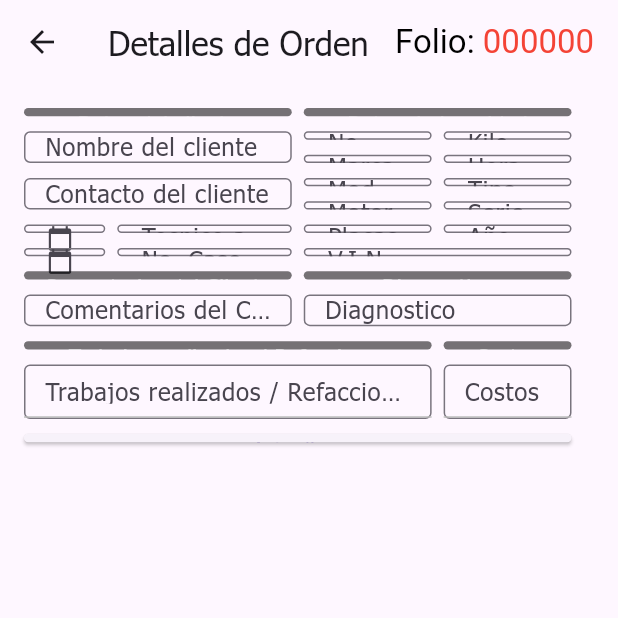
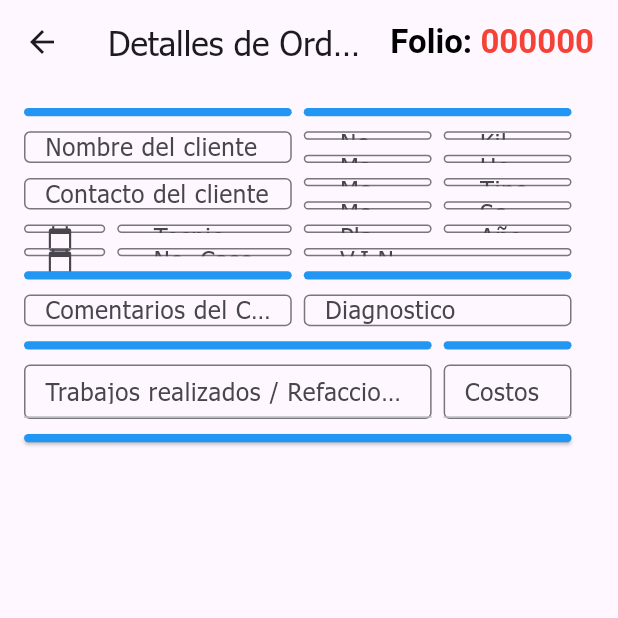
Before and after one commit to Alan-Ovalle/TechTruck-App, a Flutter app: the NewOrder screen opened directly with empty values, on a phone screen of 412 x 824 dp, the top half of it. Run offline on Flutter 3.47's test engine with Material 3 defaults, Android fonts, the phone set to English and light mode, and no system bars; our stand-ins replace flutter_form_builder, open_file, pdf, printing, shared_preferences, sqflite and 1 more; accounts and stored records are empty.

Commit message:
New visual design added

```diff
--- a/lib/views/new_order.dart
+++ b/lib/views/new_order.dart
@@ -50,7 +50,7 @@ class _NewOrderState extends State<NewOrder> {
               text: "Folio: ",
               style: TextStyle(
                 fontSize: 22,
-                // fontWeight: FontWeight.bold,
+                fontWeight: FontWeight.bold,
                 color: Colors.black,
               ),
             ),
@@ -58,7 +58,7 @@ class _NewOrderState extends State<NewOrder> {
               text: formatFolio(widget.singleData["id"].toString()),
               style: const TextStyle(
                 fontSize: 22,
-                // fontWeight: FontWeight.bold,
+                fontWeight: FontWeight.bold,
                 color: Colors.red,
               ),
             ),
@@ -321,6 +321,8 @@ class TemporalFomularioState extends State<TemporalFomulario> {
         child: ListView(
           controller: scrollControllerTwo,
           padding: const EdgeInsets.only(right: 15),
+          // shrinkWrap: true,
+          // physics: const ClampingScrollPhysics(),
           children: [
             Form(
               key: _formularioKey,
@@ -588,8 +590,19 @@ class TemporalFomularioState extends State<TemporalFomulario> {
                             await _updateData(widget.id!);
                           }
                         },
-                        child:
-                            Text(widget.id == null ? "Agregar" : "Actualizar"),
+                        style: ButtonStyle(
+                          backgroundColor: WidgetStateProperty.all<Color>(
+                            Colors.blue,
+                          ),
+                        ),
+                        child: Text(
+                          widget.id == null ? "Agregar orden" : "Actualizar",
+                          style: const TextStyle(
+                            color: Colors.white,
+                            fontSize: 25,
+                            fontWeight: FontWeight.bold,
+                          ),
+                        ),
                       ),
                     ),
                   ],
--- a/lib/widgets/helper_widgets.dart
+++ b/lib/widgets/helper_widgets.dart
@@ -169,12 +169,12 @@ TextField expandFieldTile(
     keyboardType: TextInputType.text,
     textInputAction: TextInputAction.next,
     style: const TextStyle(
-        // fontSize: 20,
-        // fontWeight: FontWeight.bold,
-        ),
+      fontSize: 20,
+      fontWeight: FontWeight.bold,
+    ),
     decoration: InputDecoration(
       isDense: true,
-      // contentPadding: const EdgeInsets.all(20),
+      contentPadding: const EdgeInsets.all(20),
       border: const OutlineInputBorder(),
       labelText: controllerList.values.first.keys.first,
     ),
@@ -209,9 +209,9 @@ Widget expandMultiLineFieldTile(
       ],
       textAlign: TextAlign.justify,
       style: const TextStyle(
-          // fontSize: 20,
-          // fontWeight: FontWeight.bold,
-          ),
+        fontSize: 20,
+        fontWeight: FontWeight.bold,
+      ),
       decoration: InputDecoration(
         isDense: true,
         contentPadding: const EdgeInsets.all(10),
@@ -258,9 +258,9 @@ TextField dateFieldTile(
     expands: false,
     keyboardType: TextInputType.multiline,
     style: const TextStyle(
-        // fontSize: 20,
-        // fontWeight: FontWeight.bold,
-        ),
+      fontSize: 20,
+      fontWeight: FontWeight.bold,
+    ),
     decoration: InputDecoration(
       prefixIcon: const Icon(Icons.calendar_today),
       iconColor: Colors.grey.shade400,
@@ -308,8 +308,8 @@ Widget tituloTile(String titulo) {
     width: double.infinity,
     decoration: BoxDecoration(
       // color: Palette.dark,
-      // color: Colors.blue.shade500,
-      color: Colors.black54,
+      color: Colors.blue.shade500,
+      // color: Colors.black54,
 
       borderRadius: BorderRadius.circular(5),
     ),
@@ -317,8 +317,8 @@ Widget tituloTile(String titulo) {
       child: Text(titulo,
           style: const TextStyle(
             color: Colors.white,
-            // fontSize: 25,
-            // fontWeight: FontWeight.bold,
+            fontSize: 25,
+            fontWeight: FontWeight.bold,
           )),
     ),
   );
@@ -341,16 +341,16 @@ Widget customAlertDialog(
               const TextSpan(
                 text: "Folio: ",
                 style: TextStyle(
-                  // fontSize: 26,
-                  // fontWeight: FontWeight.bold,
+                  fontSize: 26,
+                  fontWeight: FontWeight.bold,
                   color: Colors.black,
                 ),
               ),
               TextSpan(
                 text: id!,
                 style: const TextStyle(
-                  // fontSize: 26,
-                  // fontWeight: FontWeight.bold,
+                  fontSize: 26,
+                  fontWeight: FontWeight.bold,
                   color: Colors.black,
                 ),
               ),
@@ -363,9 +363,9 @@ Widget customAlertDialog(
         ? Text(
             '¿Desea marcar esta orden como "$mensaje"?',
             style: const TextStyle(
-                // fontSize: 18,
-                // fontWeight: FontWeight.w500,
-                ),
+              fontSize: 18,
+              fontWeight: FontWeight.w500,
+            ),
           )
         : const Column(
             mainAxisSize: MainAxisSize.min,
```
